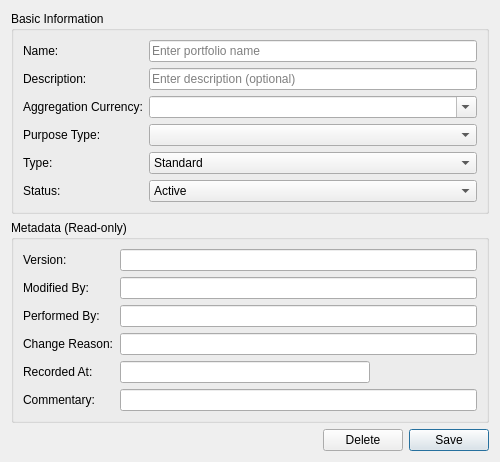
The window that projects/ores.qt/ui/PortfolioDetailDialog.ui (OreStudio/OreStudio) describes before a commit, drawn with Qt 5.
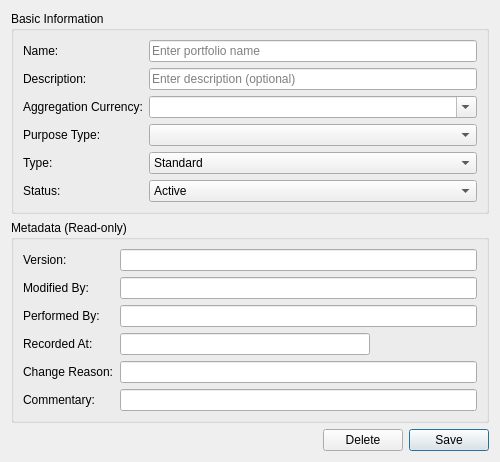
The same window after the commit.

```diff
--- a/projects/ores.qt/ui/PortfolioDetailDialog.ui
+++ b/projects/ores.qt/ui/PortfolioDetailDialog.ui
@@ -182,28 +182,28 @@
         </property>
        </widget>
       </item>
-      <item row="3" column="0">
+      <item row="4" column="0">
        <widget class="QLabel" name="labelChangeReason">
         <property name="text">
          <string>Change Reason:</string>
         </property>
        </widget>
       </item>
-      <item row="3" column="1">
+      <item row="4" column="1">
        <widget class="QLineEdit" name="changeReasonEdit">
         <property name="readOnly">
          <bool>true</bool>
         </property>
        </widget>
       </item>
-      <item row="4" column="0">
+      <item row="3" column="0">
        <widget class="QLabel" name="labelRecordedAt">
         <property name="text">
          <string>Recorded At:</string>
         </property>
        </widget>
       </item>
-      <item row="4" column="1">
+      <item row="3" column="1">
        <widget class="QLineEdit" name="recordedAtEdit">
         <property name="readOnly">
          <bool>true</bool>
```
